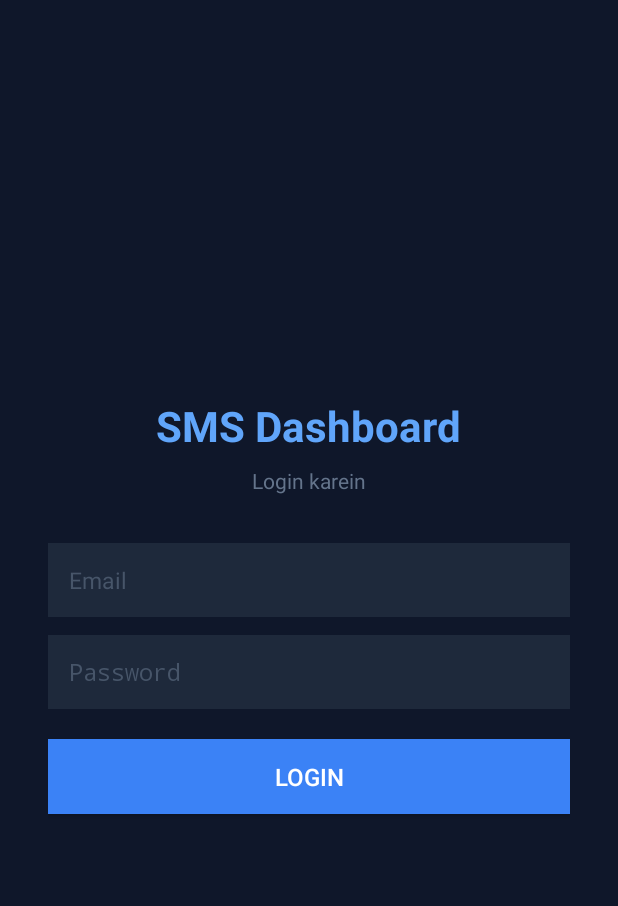
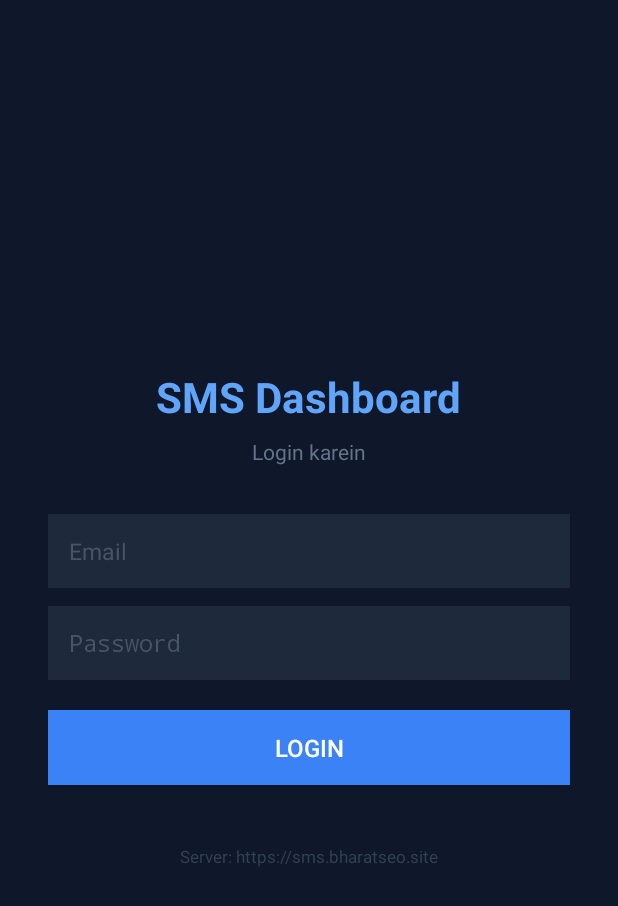
Before and after one commit to dhdhdh51/Smspho, an Android app: the screen it shows after launch (LoginActivity), on a phone screen of 412 x 824 dp. Shown: the top 906 px of the screen. Run offline under Robolectric (Android 15) with nearby library versions, the phone set to English and light mode, and no system bars.

Commit message:
fix: remove auto-logout, add status bar, clear error messages
- DashboardActivity: never auto-logout on network error — show status bar
  with green "Connected" or red "Error: <exact message>" so user can debug
- DashboardActivity: setStatus() called from any thread safely
- LoginActivity: validate api_key non-empty after login; show server URL
  at bottom so user can verify correct server is being used
- Layouts: add tvStatus to dashboard, tvServer to login screen

https://claude.ai/code/session_01PYFdzGLih5pWD3QYSmQrER

```diff
--- a/app/src/main/java/com/smsdashboard/viewer/LoginActivity.java
+++ b/app/src/main/java/com/smsdashboard/viewer/LoginActivity.java
@@ -16,6 +16,7 @@ public class LoginActivity extends Activity {
     private EditText etEmail, etPass;
     private Button btnLogin;
     private ProgressBar progress;
+    private TextView tvServer;
     private SharedPreferences prefs;
 
     @Override
@@ -23,11 +24,14 @@ public class LoginActivity extends Activity {
         super.onCreate(savedInstanceState);
         setContentView(R.layout.activity_login);
 
-        prefs    = getSharedPreferences("sms_viewer", MODE_PRIVATE);
-        etEmail  = findViewById(R.id.etEmail);
-        etPass   = findViewById(R.id.etPass);
-        btnLogin = findViewById(R.id.btnLogin);
-        progress = findViewById(R.id.progress);
+        prefs     = getSharedPreferences("sms_viewer", MODE_PRIVATE);
+        etEmail   = findViewById(R.id.etEmail);
+        etPass    = findViewById(R.id.etPass);
+        btnLogin  = findViewById(R.id.btnLogin);
+        progress  = findViewById(R.id.progress);
+        tvServer  = findViewById(R.id.tvServer);
+
+        tvServer.setText("Server: " + Api.BASE);
 
         // Already logged in
         if (!prefs.getString("api_key", "").isEmpty()) {
@@ -56,6 +60,10 @@ public class LoginActivity extends Activity {
                 String apiKey = Api.str(resp, "api_key");
                 String name   = Api.str(resp, "name");
 
+                if (apiKey.isEmpty()) {
+                    throw new Exception("Server ne api_key nahi diya. Response: " + resp);
+                }
+
                 runOnUiThread(() -> {
                     prefs.edit()
                         .putString("api_key", apiKey)
@@ -65,10 +73,14 @@ public class LoginActivity extends Activity {
                     goToDashboard();
                 });
             } catch (Exception e) {
+                String msg = e.getMessage() != null ? e.getMessage() : "Unknown error";
+                // Extract clean error from JSON if possible
+                String jsonErr = Api.str(msg, "error");
+                String display = jsonErr.isEmpty() ? msg : jsonErr;
                 runOnUiThread(() -> {
                     progress.setVisibility(View.GONE);
                     btnLogin.setEnabled(true);
-                    Toast.makeText(this, "Login failed: " + e.getMessage(), Toast.LENGTH_LONG).show();
+                    Toast.makeText(this, display, Toast.LENGTH_LONG).show();
                 });
             }
         }).start();
--- a/app/src/main/res/layout/activity_login.xml
+++ b/app/src/main/res/layout/activity_login.xml
@@ -68,4 +68,12 @@
         android:visibility="gone"
         android:indeterminateTint="#3B82F6"/>
 
+    <TextView
+        android:id="@+id/tvServer"
+        android:layout_width="wrap_content"
+        android:layout_height="wrap_content"
+        android:textColor="#334155"
+        android:textSize="11sp"
+        android:layout_marginTop="24dp"/>
+
 </LinearLayout>
```
Also changed, not shown: app/src/main/java/com/smsdashboard/viewer/DashboardActivity.java (+26 -28 lines), app/src/main/res/layout/activity_dashboard.xml (+12 -0 lines).
